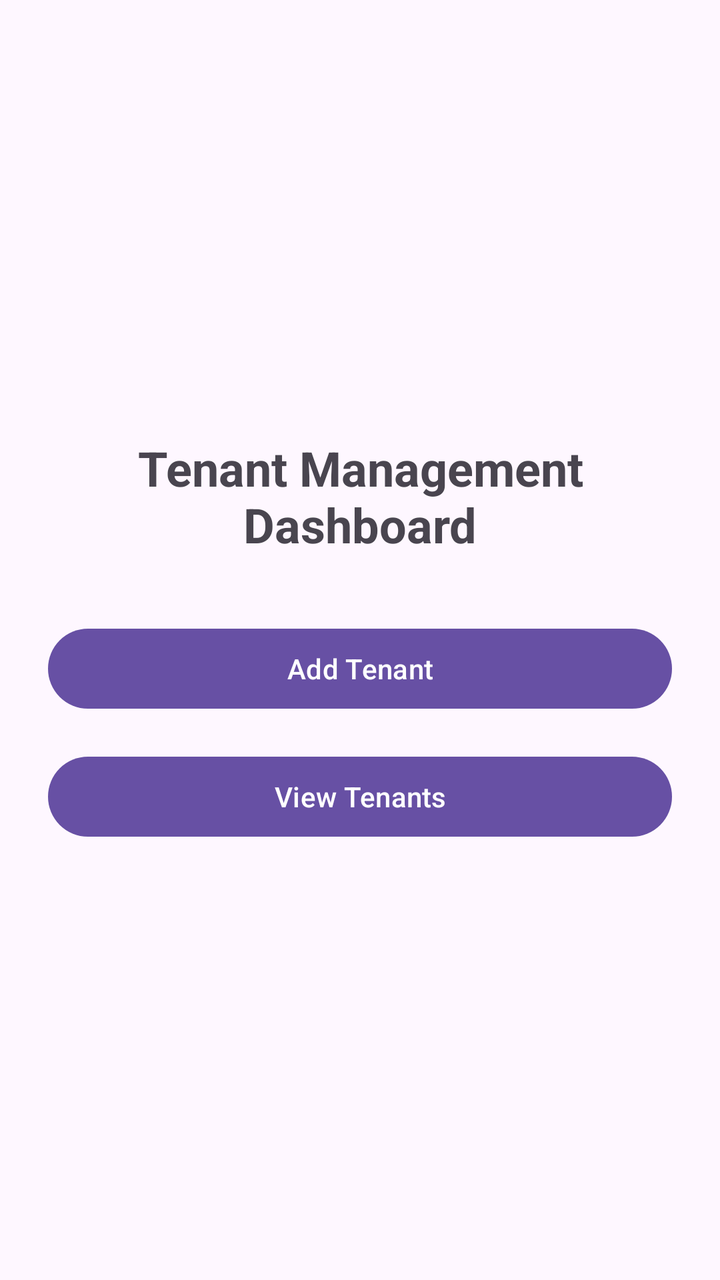
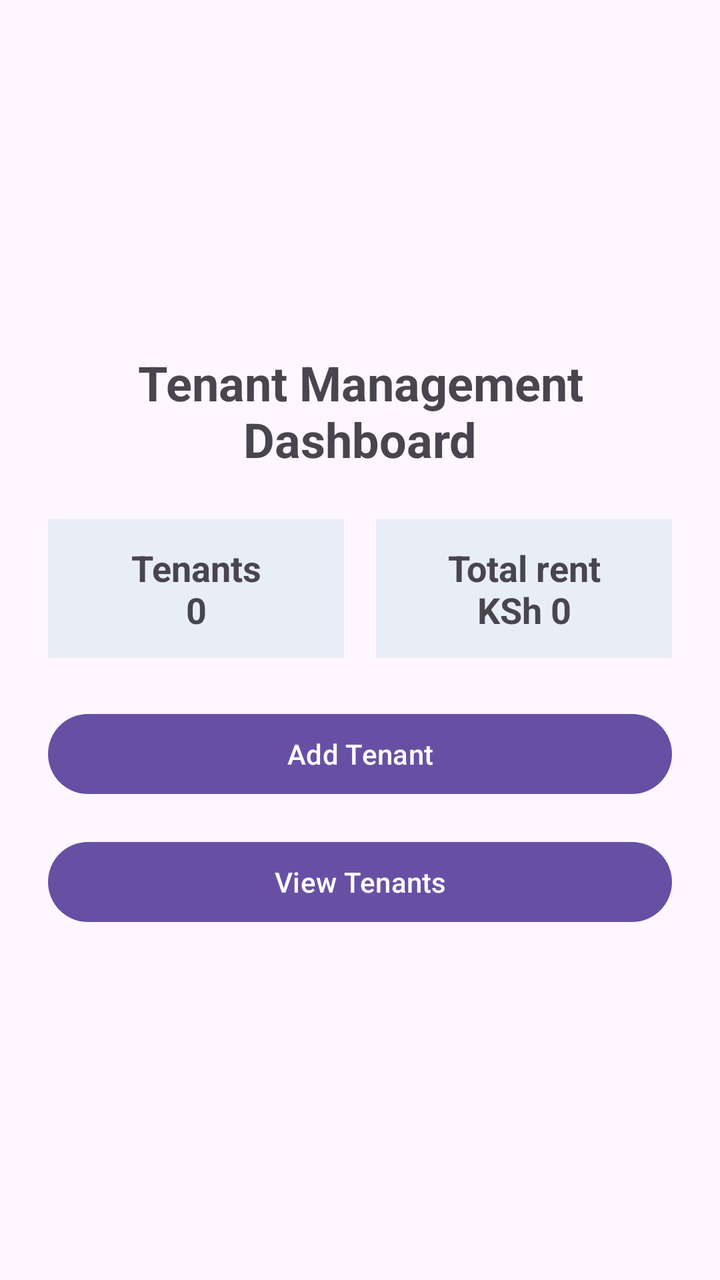

Screens rendered from an Android XML layout before and after an edit, with the pre-edit source and the edit as a unified diff.
<!-- AndroidManifest.xml: application theme Theme.TenantManagementSytem -->
<!-- res/layout/fragment_dashboard.xml -->
<LinearLayout xmlns:android="http://schemas.android.com/apk/res/android"
    android:layout_width="match_parent"
    android:layout_height="match_parent"
    android:orientation="vertical"
    android:gravity="center"
    android:padding="24dp">

    <TextView
        android:id="@+id/dashboardTitleTextView"
        android:layout_width="wrap_content"
        android:layout_height="wrap_content"
        android:text="Tenant Management Dashboard"
        android:textSize="24sp"
        android:textStyle="bold"
        android:gravity="center"
        android:layout_marginBottom="32dp" />

    <Button
        android:id="@+id/addTenantButton"
        android:layout_width="match_parent"
        android:layout_height="wrap_content"
        android:text="Add Tenant" />

    <Button
        android:id="@+id/viewTenantsButton"
        android:layout_width="match_parent"
        android:layout_height="wrap_content"
        android:text="View Tenants"
        android:layout_marginTop="16dp" />

</LinearLayout>
<!-- resources referenced by this layout -->
<resources>
  <style name="Theme.TenantManagementSytem" parent="Base.Theme.TenantManagementSytem" />
  <style name="Base.Theme.TenantManagementSytem" parent="Theme.Material3.DayNight.NoActionBar">
          
          
      </style>
</resources>

<!-- the commit's change to res/layout/fragment_dashboard.xml (unified diff, before → after) -->
@@ -13,7 +13,41 @@
         android:textSize="24sp"
         android:textStyle="bold"
         android:gravity="center"
-        android:layout_marginBottom="32dp" />
+        android:layout_marginBottom="24dp" />
+
+    <LinearLayout
+        android:layout_width="match_parent"
+        android:layout_height="wrap_content"
+        android:orientation="horizontal"
+        android:gravity="center"
+        android:layout_marginBottom="24dp">
+
+        <TextView
+            android:id="@+id/tenantCountTextView"
+            android:layout_width="0dp"
+            android:layout_height="wrap_content"
+            android:layout_weight="1"
+            android:gravity="center"
+            android:text="Tenants\n0"
+            android:textSize="18sp"
+            android:textStyle="bold"
+            android:padding="12dp"
+            android:background="#E8EEF7"
+            android:layout_marginEnd="8dp" />
+
+        <TextView
+            android:id="@+id/totalRentTextView"
+            android:layout_width="0dp"
+            android:layout_height="wrap_content"
+            android:layout_weight="1"
+            android:gravity="center"
+            android:text="Total rent\nKSh 0"
+            android:textSize="18sp"
+            android:textStyle="bold"
+            android:padding="12dp"
+            android:background="#E8EEF7"
+            android:layout_marginStart="8dp" />
+    </LinearLayout>
 
     <Button
         android:id="@+id/addTenantButton"
